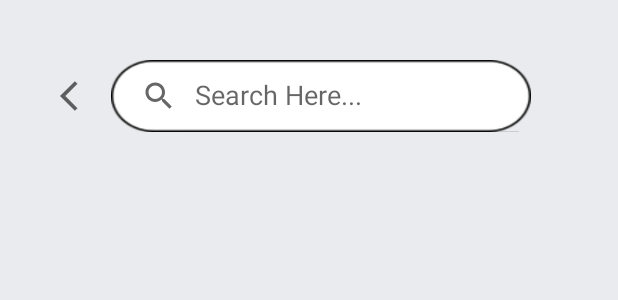
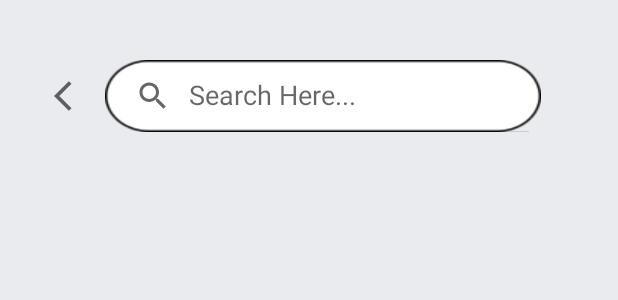
Before and after one commit to yawpraxg/MediFindApplication, an Android app: the layout activity_search.xml on its own in the app's theme, with its tools: preview values and no code run, on a phone screen of 412 x 824 dp. Shown: the top 300 px of the screen. Run offline under Robolectric (Android 15) with nearby library versions, the light colour scheme and no system bars.

Commit message:
UpdateUI 2.3.4

```diff
--- a/app/build.gradle
+++ b/app/build.gradle
@@ -42,4 +42,5 @@ dependencies {
     implementation 'com.firebaseui:firebase-ui-firestore:6.3.0'
     implementation 'com.google.firebase:firebase-auth:19.1.0'
     implementation 'com.squareup.picasso:picasso:2.71828'
+    implementation "androidx.cardview:cardview:1.0.0"
 }
--- /dev/null
+++ b/app/src/main/res/drawable/ic_baseline_person_24.xml
@@ -0,0 +1,5 @@
+<vector android:height="150dp" android:tint="#969696"
+    android:viewportHeight="24" android:viewportWidth="24"
+    android:width="150dp" xmlns:android="http://schemas.android.com/apk/res/android">
+    <path android:fillColor="@android:color/white" android:pathData="M12,12c2.21,0 4,-1.79 4,-4s-1.79,-4 -4,-4 -4,1.79 -4,4 1.79,4 4,4zM12,14c-2.67,0 -8,1.34 -8,4v2h16v-2c0,-2.66 -5.33,-4 -8,-4z"/>
+</vector>
--- a/app/src/main/res/layout/activity_search.xml
+++ b/app/src/main/res/layout/activity_search.xml
@@ -10,23 +10,24 @@
         android:id="@+id/search_back"
         android:layout_width="wrap_content"
         android:layout_height="wrap_content"
-        android:background="@drawable/ic_baseline_arrow_back_ios_24"
         android:layout_marginTop="52dp"
-        android:layout_marginLeft="40dp">
-    </ImageView>
+        android:layout_marginEnd="-60dp"
+        android:layout_toStartOf="@+id/search_view"
+        android:layout_toLeftOf="@id/search_view"
+        android:background="@drawable/ic_baseline_arrow_back_ios_24"></ImageView>
 
     <SearchView
-        android:layout_width="280dp"
+        android:id="@+id/search_view"
+        android:layout_width="290dp"
         android:layout_height="wrap_content"
-        android:id="@+id/search_view"
-        android:queryHint="Search Here..."
+        android:layout_alignParentStart="true"
+        android:layout_alignParentEnd="true"
+        android:layout_marginStart="70dp"
+        android:layout_marginTop="40dp"
+        android:layout_marginEnd="51dp"
+        android:background="@drawable/search_bar"
         android:iconifiedByDefault="false"
-        android:layout_toRightOf="@id/search_back"
-        android:layout_marginTop="40dp"
-        android:layout_marginRight="20dp"
-        android:layout_marginLeft="10dp"
-        android:background="@drawable/search_bar">
-    </SearchView>
+        android:queryHint="Search Here..."></SearchView>
 <!--    <androidx.appcompat.widget.SearchView-->
 <!--        android:id="@+id/search_view"-->
 <!--        android:contextClickable="true"-->
@@ -46,7 +47,7 @@
         android:layout_alignParentBottom="true"
         android:layout_centerHorizontal="true"
         android:layout_marginStart="0dp"
-        android:layout_marginTop="8dp"
+        android:layout_marginTop="10dp"
         android:layout_marginEnd="0dp"
         android:layout_marginBottom="0dp"
         android:padding="4dp"
--- a/app/src/main/res/layout/list_layout.xml
+++ b/app/src/main/res/layout/list_layout.xml
@@ -9,7 +9,7 @@
         android:layout_width="90dp"
         android:layout_height="90dp"
         android:layout_marginTop="10dp"
-        android:layout_marginLeft="20dp"
+        android:layout_marginLeft="30dp"
         android:layout_marginRight="15dp"
         android:layout_marginBottom="10dp"
         android:src="@drawable/ic_baseline_photo_24">
```
Also changed, not shown: app/src/main/AndroidManifest.xml (+8 -2 lines), app/src/main/res/layout/activity_main.xml (+34 -9 lines).
